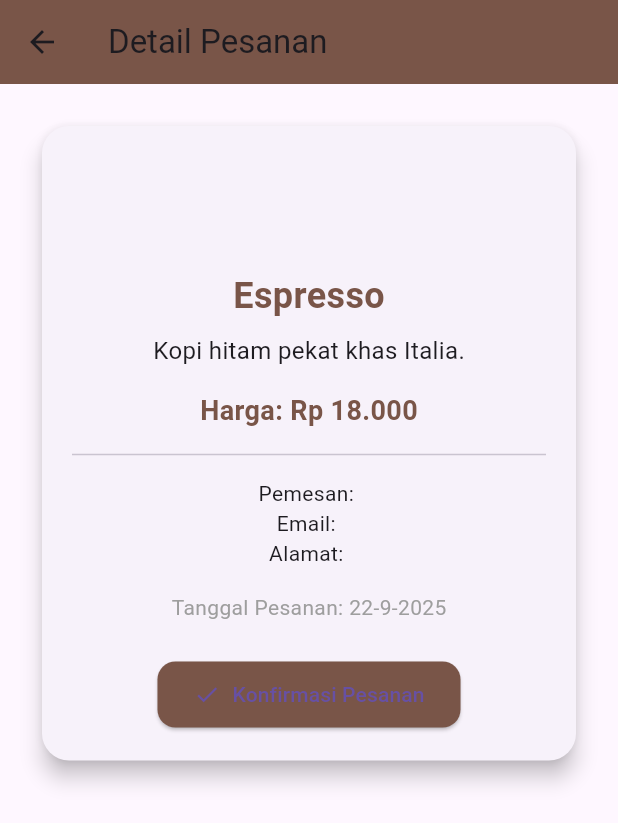
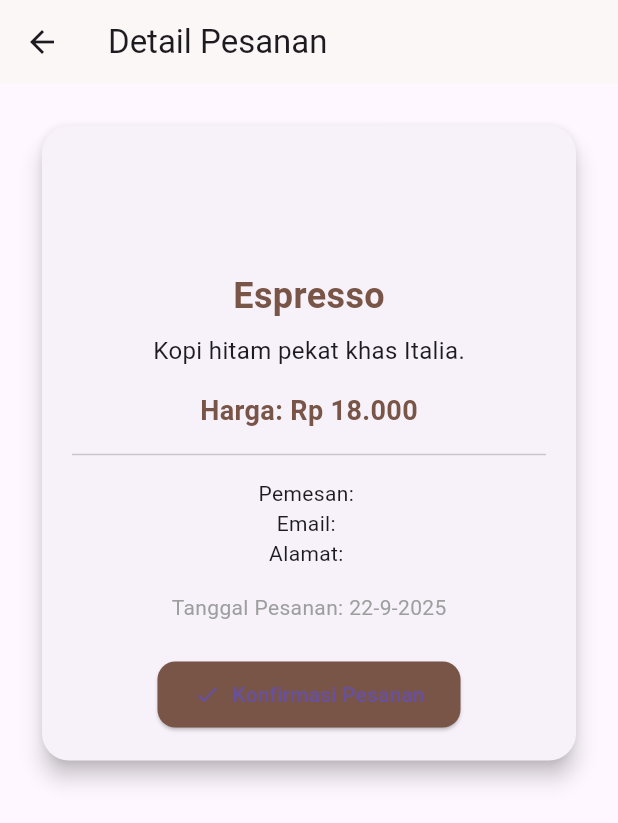
Before and after one commit to Alfina-26/kopi, a Flutter app: the OrderPage screen opened directly with sample values from the repository, on a phone screen of 412 x 824 dp. Shown: the top 823 px of the screen. Run offline on Flutter 3.47's test engine with Material 3 defaults, Android fonts, the phone set to English and light mode, and no system bars.

Commit message:
ubah warna detailpesanan

```diff
--- a/lib/order_page.dart
+++ b/lib/order_page.dart
@@ -50,7 +50,7 @@ class _OrderPageState extends State<OrderPage> {
     return Scaffold(
       appBar: AppBar(
         title: const Text("Detail Pesanan"),
-        backgroundColor: Colors.brown,
+        backgroundColor: const Color.fromARGB(255, 250, 247, 246),
       ),
       body: Padding(
         padding: const EdgeInsets.all(24.0),
```
